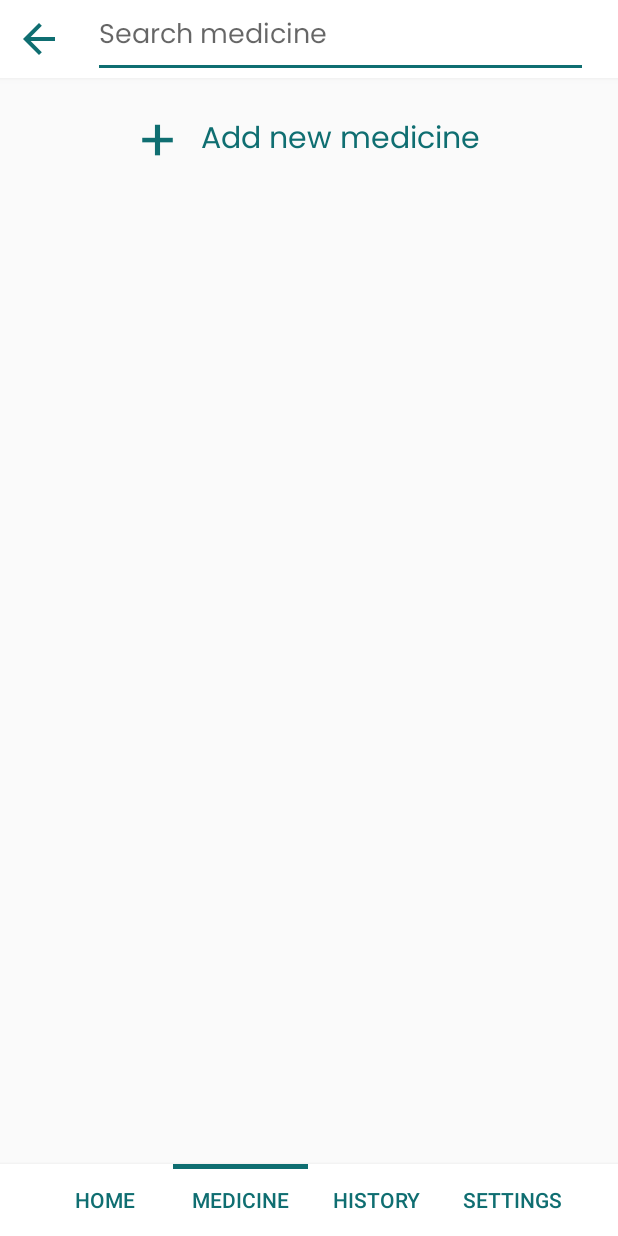
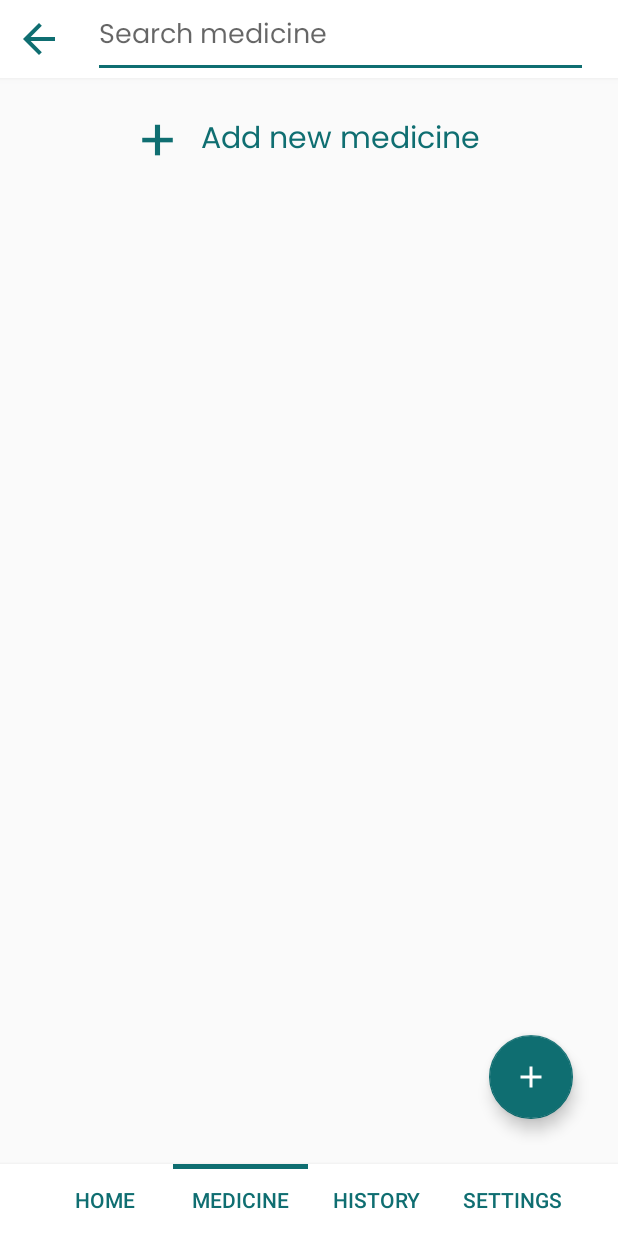
Before and after one commit to mahfuj-ahmed-jim/Medicine-Apps, an Android app: the screen it shows after launch (MainActivity), item 2 of the bottom bar chosen, on a phone screen of 412 x 824 dp. Run offline under Robolectric (Android 15) with nearby library versions, the phone set to English and light mode, and no system bars; our stand-ins replace Room's generated code.

Commit message:
Add new page

```diff
--- a/app/src/main/java/com/ai/medicinereminder/MainActivity/HistoryFragment.java
+++ b/app/src/main/java/com/ai/medicinereminder/MainActivity/HistoryFragment.java
@@ -7,6 +7,7 @@ import androidx.fragment.app.Fragment;
 import android.view.LayoutInflater;
 import android.view.View;
 import android.view.ViewGroup;
+import android.widget.Button;
 
 import com.ai.medicinereminder.R;
 
@@ -20,6 +21,9 @@ public class HistoryFragment extends Fragment {
     // TODO: Rename and change types of parameters
     private String mParam1;
     private String mParam2;
+
+    // button
+    private Button backButton;
 
     public HistoryFragment() {
         // Required empty public constructor
@@ -50,6 +54,17 @@ public class HistoryFragment extends Fragment {
         // Inflate the layout for this fragment
         View view = inflater.inflate(R.layout.fragment_history, container, false);
 
+        // back button
+        backButton = view.findViewById(R.id.back_button_id);
+
+        // on click listeners
+        backButton.setOnClickListener(new View.OnClickListener() {
+            @Override
+            public void onClick(View v) {
+                getActivity().onBackPressed();
+            }
+        });
+
         return view;
     }
 }
--- a/app/src/main/java/com/ai/medicinereminder/MainActivity/MedicineFragment.java
+++ b/app/src/main/java/com/ai/medicinereminder/MainActivity/MedicineFragment.java
@@ -1,5 +1,6 @@
 package com.ai.medicinereminder.MainActivity;
 
+import android.content.Intent;
 import android.os.Bundle;
 
 import androidx.fragment.app.Fragment;
@@ -7,8 +8,12 @@ import androidx.fragment.app.Fragment;
 import android.view.LayoutInflater;
 import android.view.View;
 import android.view.ViewGroup;
+import android.widget.Button;
+import android.widget.LinearLayout;
 
+import com.ai.medicinereminder.Activity.PageActivity;
 import com.ai.medicinereminder.R;
+import com.google.android.material.floatingactionbutton.FloatingActionButton;
 
 public class MedicineFragment extends Fragment {
 
@@ -20,6 +25,15 @@ public class MedicineFragment extends Fragment {
     // TODO: Rename and change types of parameters
     private String mParam1;
     private String mParam2;
+
+    // floating action button
+    private FloatingActionButton floatingActionButton;
+
+    // layout as button
+    private LinearLayout addNewMedicineButton;
+
+    // button
+    private Button backButton;
 
     public MedicineFragment() {
         // Required empty public constructor
@@ -50,6 +64,51 @@ public class MedicineFragment extends Fragment {
         // Inflate the layout for this fragment
         View view = inflater.inflate(R.layout.fragment_medicine, container, false);
 
+        // floation action button
+        floatingActionButton = view.findViewById(R.id.floatingActionButtonId);
+
+        // layout as button
+        addNewMedicineButton = view.findViewById(R.id.linearLayoutId_addNewMedicine);
+
+        // back button
+        backButton = view.findViewById(R.id.back_button_id);
+
+        // on click listeners
+        floatingActionButton.setOnClickListener(new View.OnClickListener() {
+            @Override
+            public void onClick(View v) {
+
+                Intent intent = new Intent(getActivity().getApplicationContext(), PageActivity.class);
+                intent.putExtra(getActivity().getApplicationContext().getString(R.string.activity),
+                        getActivity().getApplicationContext().getString(R.string.addMedicine));
+                startActivity(intent);
+
+                getActivity().overridePendingTransition(0, 0); //intent animation
+
+            }
+        });
+
+        backButton.setOnClickListener(new View.OnClickListener() {
+            @Override
+            public void onClick(View v) {
+                getActivity().onBackPressed();
+            }
+        });
+
+        addNewMedicineButton.setOnClickListener(new View.OnClickListener() {
+            @Override
+            public void onClick(View v) {
+
+                Intent intent = new Intent(getActivity().getApplicationContext(), PageActivity.class);
+                intent.putExtra(getActivity().getApplicationContext().getString(R.string.activity),
+                        getActivity().getApplicationContext().getString(R.string.addMedicine));
+                startActivity(intent);
+
+                getActivity().overridePendingTransition(0, 0); //intent animation
+
+            }
+        });
+
         return view;
     }
 }
--- /dev/null
+++ b/app/src/main/res/drawable/icon_add.xml
@@ -0,0 +1,5 @@
+<vector android:height="24dp" android:tint="#FFFFFF"
+    android:viewportHeight="24" android:viewportWidth="24"
+    android:width="24dp" xmlns:android="http://schemas.android.com/apk/res/android">
+    <path android:fillColor="@android:color/white" android:pathData="M19,13h-6v6h-2v-6H5v-2h6V5h2v6h6v2z"/>
+</vector>
--- a/app/src/main/res/layout/fragment_medicine.xml
+++ b/app/src/main/res/layout/fragment_medicine.xml
@@ -49,6 +49,19 @@
 
     </androidx.constraintlayout.widget.ConstraintLayout>
 
+    <com.google.android.material.floatingactionbutton.FloatingActionButton
+        android:id="@+id/floatingActionButtonId"
+        android:layout_marginRight="30dp"
+        android:layout_marginBottom="30dp"
+        android:src="@drawable/icon_add"
+        android:backgroundTint="@color/main_color"
+        android:layout_width="wrap_content"
+        android:layout_height="wrap_content"
+        app:layout_constraintBottom_toBottomOf="parent"
+        app:layout_constraintEnd_toEndOf="parent">
+
+    </com.google.android.material.floatingactionbutton.FloatingActionButton>
+
     <androidx.core.widget.NestedScrollView
         android:layout_width="match_parent"
         android:layout_height="0dp"
@@ -56,6 +69,7 @@
         app:layout_constraintTop_toBottomOf="@+id/constraintLayout6">
 
         <LinearLayout
+            android:id="@+id/linearLayoutId_addNewMedicine"
             android:layout_marginTop="5dp"
             android:gravity="center"
             android:orientation="horizontal"
--- a/app/src/main/res/values/strings.xml
+++ b/app/src/main/res/values/strings.xml
@@ -14,6 +14,7 @@
     <string name="nightTime">nightTime</string>
 
     <!-- fragment -->
+    <string name="addMedicine">Add Medicine</string>
     <string name="medicineTime">Medicine Time</string>
 
     <!-- TODO: Remove or change this placeholder text -->
```
Also changed, not shown: app/src/main/java/com/ai/medicinereminder/Activity/PageActivity.java (+9 -0 lines), app/src/main/res/layout/popup_medicinetime.xml (deleted, +0 -47 lines).
